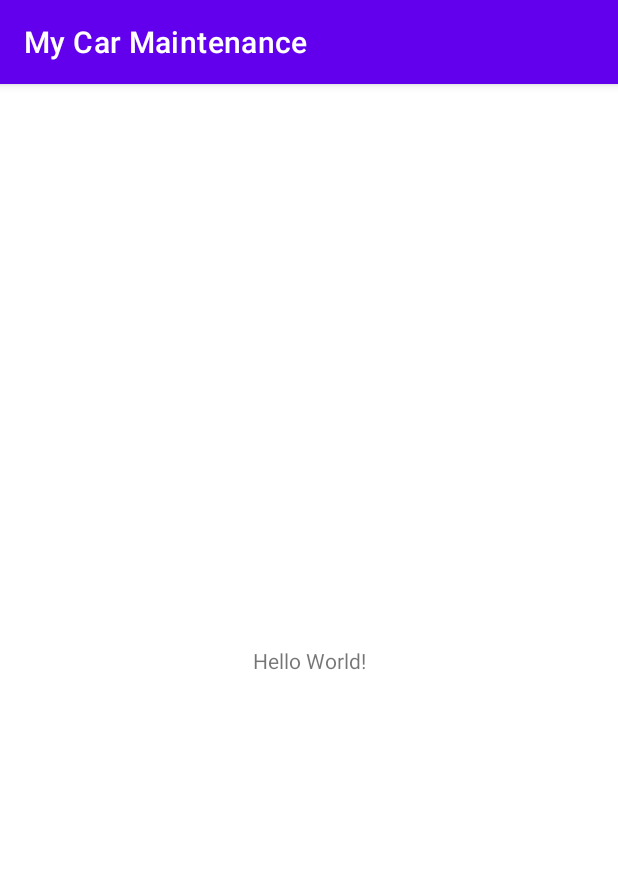
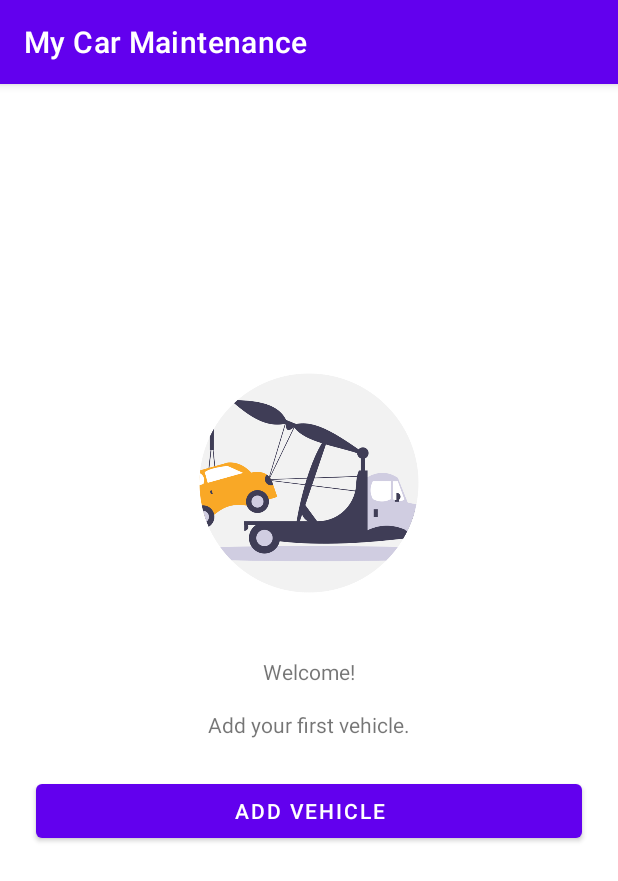
Before and after one commit to PeterKingori/My-Car-Maintenance, an Android app: the screen it shows after launch (MainActivity), on a phone screen of 412 x 824 dp. Shown: the top 881 px of the screen. Run offline under Robolectric (Android 15) with nearby library versions, the light colour scheme and no system bars.

Commit message:
Create the layout for the welcome page.

```diff
--- a/app/build.gradle
+++ b/app/build.gradle
@@ -29,6 +29,9 @@ android {
     kotlinOptions {
         jvmTarget = '1.8'
     }
+    buildFeatures {
+        viewBinding true
+    }
 }
 
 dependencies {
--- a/app/src/main/res/layout/activity_main.xml
+++ b/app/src/main/res/layout/activity_main.xml
@@ -1,18 +1,57 @@
 <?xml version="1.0" encoding="utf-8"?>
-<androidx.constraintlayout.widget.ConstraintLayout xmlns:android="http://schemas.android.com/apk/res/android"
+<ScrollView xmlns:android="http://schemas.android.com/apk/res/android"
     xmlns:app="http://schemas.android.com/apk/res-auto"
     xmlns:tools="http://schemas.android.com/tools"
     android:layout_width="match_parent"
-    android:layout_height="match_parent"
+    android:layout_height="match_parent" >
+
+<androidx.constraintlayout.widget.ConstraintLayout
+    android:layout_width="match_parent"
+    android:layout_height="wrap_content"
+    android:padding="16dp"
     tools:context=".MainActivity">
 
+    <ImageView
+        android:id="@+id/welcome_car_image"
+        android:layout_width="200dp"
+        android:layout_height="200dp"
+        android:layout_marginTop="150dp"
+        app:layout_constraintEnd_toEndOf="parent"
+        app:layout_constraintStart_toStartOf="parent"
+        app:layout_constraintTop_toTopOf="parent"
+        app:srcCompat="@drawable/car_towing"
+        android:contentDescription="@string/car_tow_image" />
+
     <TextView
+        android:id="@+id/welcome_text"
         android:layout_width="wrap_content"
         android:layout_height="wrap_content"
-        android:text="Hello World!"
-        app:layout_constraintBottom_toBottomOf="parent"
-        app:layout_constraintLeft_toLeftOf="parent"
-        app:layout_constraintRight_toRightOf="parent"
-        app:layout_constraintTop_toTopOf="parent" />
+        android:layout_marginTop="16dp"
+        android:text="@string/welcome"
+        app:layout_constraintEnd_toEndOf="parent"
+        app:layout_constraintStart_toStartOf="parent"
+        app:layout_constraintTop_toBottomOf="@+id/welcome_car_image" />
 
+    <TextView
+        android:id="@+id/add_vehicle_text"
+        android:layout_width="wrap_content"
+        android:layout_height="wrap_content"
+        android:layout_marginTop="16dp"
+        android:text="@string/add_vehicle_text"
+        app:layout_constraintEnd_toEndOf="parent"
+        app:layout_constraintStart_toStartOf="parent"
+        app:layout_constraintTop_toBottomOf="@+id/welcome_text" />
+
+    <Button
+        android:id="@+id/add_vehicle_button"
+        android:layout_width="0dp"
+        android:layout_height="wrap_content"
+        android:layout_marginStart="8dp"
+        android:layout_marginTop="24dp"
+        android:layout_marginEnd="8dp"
+        android:text="@string/add_vehicle_button"
+        app:layout_constraintEnd_toEndOf="parent"
+        app:layout_constraintStart_toStartOf="parent"
+        app:layout_constraintTop_toBottomOf="@+id/add_vehicle_text" />
 </androidx.constraintlayout.widget.ConstraintLayout>
+</ScrollView>
--- a/app/src/main/res/values/strings.xml
+++ b/app/src/main/res/values/strings.xml
@@ -1,3 +1,7 @@
 <resources>
     <string name="app_name">My Car Maintenance</string>
+    <string name="welcome">Welcome!</string>
+    <string name="car_tow_image">Image of car being towed</string>
+    <string name="add_vehicle_text">Add your first vehicle.</string>
+    <string name="add_vehicle_button">Add vehicle</string>
 </resources>
```
Also changed, not shown: app/src/main/res/drawable/car_towing.png (added).
